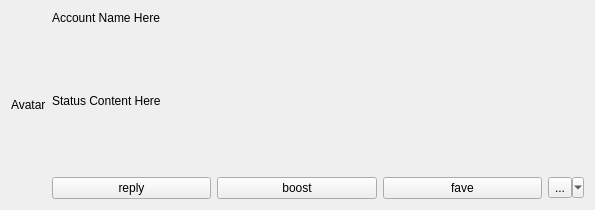
First picture: the form in ui/status.ui, repository compufox/et, before the edit.
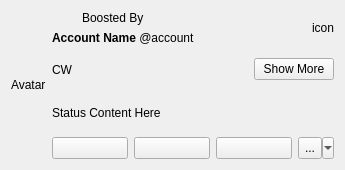
Second picture: the form after the edit.

```diff
--- a/ui/status.ui
+++ b/ui/status.ui
@@ -6,34 +6,147 @@
    <rect>
     <x>0</x>
     <y>0</y>
-    <width>595</width>
-    <height>210</height>
+    <width>345</width>
+    <height>170</height>
    </rect>
   </property>
+  <property name="sizePolicy">
+   <sizepolicy hsizetype="Expanding" vsizetype="MinimumExpanding">
+    <horstretch>0</horstretch>
+    <verstretch>0</verstretch>
+   </sizepolicy>
+  </property>
   <property name="windowTitle">
    <string>Form</string>
   </property>
-  <layout class="QHBoxLayout" name="horizontalLayout_2">
+  <layout class="QHBoxLayout" name="horizontalLayout_5">
    <item>
     <widget class="QLabel" name="lbl_avatar">
+     <property name="sizePolicy">
+      <sizepolicy hsizetype="Fixed" vsizetype="Fixed">
+       <horstretch>0</horstretch>
+       <verstretch>0</verstretch>
+      </sizepolicy>
+     </property>
      <property name="text">
       <string>Avatar</string>
      </property>
+     <property name="alignment">
+      <set>Qt::AlignLeading|Qt::AlignLeft|Qt::AlignTop</set>
+     </property>
     </widget>
    </item>
    <item>
-    <layout class="QVBoxLayout" name="verticalLayout">
+    <layout class="QVBoxLayout" name="verticalLayout_2">
      <item>
-      <widget class="QLabel" name="lbl_acct">
-       <property name="text">
-        <string>Account Name Here</string>
-       </property>
-      </widget>
+      <layout class="QHBoxLayout" name="horizontalLayout_4">
+       <item>
+        <layout class="QVBoxLayout" name="verticalLayout">
+         <item>
+          <layout class="QHBoxLayout" name="horizontalLayout_3">
+           <item>
+            <widget class="QLabel" name="lbl_boost_icon">
+             <property name="maximumSize">
+              <size>
+               <width>24</width>
+               <height>24</height>
+              </size>
+             </property>
+             <property name="text">
+              <string/>
+             </property>
+             <property name="scaledContents">
+              <bool>true</bool>
+             </property>
+            </widget>
+           </item>
+           <item>
+            <widget class="QLabel" name="lbl_boosted_by">
+             <property name="text">
+              <string>Boosted By</string>
+             </property>
+            </widget>
+           </item>
+          </layout>
+         </item>
+         <item>
+          <widget class="QLabel" name="lbl_account">
+           <property name="text">
+            <string>&lt;p&gt;&lt;strong&gt;Account Name&lt;/strong&gt; @account&lt;/p&gt;</string>
+           </property>
+          </widget>
+         </item>
+        </layout>
+       </item>
+       <item>
+        <spacer name="horizontalSpacer">
+         <property name="orientation">
+          <enum>Qt::Horizontal</enum>
+         </property>
+         <property name="sizeHint" stdset="0">
+          <size>
+           <width>40</width>
+           <height>20</height>
+          </size>
+         </property>
+        </spacer>
+       </item>
+       <item>
+        <widget class="QLabel" name="lbl_privacy">
+         <property name="text">
+          <string>icon</string>
+         </property>
+        </widget>
+       </item>
+      </layout>
+     </item>
+     <item>
+      <layout class="QHBoxLayout" name="horizontalLayout_2">
+       <item>
+        <widget class="QLabel" name="lbl_cw">
+         <property name="sizePolicy">
+          <sizepolicy hsizetype="Preferred" vsizetype="Expanding">
+           <horstretch>0</horstretch>
+           <verstretch>0</verstretch>
+          </sizepolicy>
+         </property>
+         <property name="text">
+          <string>CW</string>
+         </property>
+        </widget>
+       </item>
+       <item>
+        <spacer name="horizontalSpacer_2">
+         <property name="orientation">
+          <enum>Qt::Horizontal</enum>
+         </property>
+         <property name="sizeHint" stdset="0">
+          <size>
+           <width>40</width>
+           <height>20</height>
+          </size>
+         </property>
+        </spacer>
+       </item>
+       <item>
+        <widget class="QPushButton" name="btn_cw">
+         <property name="sizePolicy">
+          <sizepolicy hsizetype="Minimum" vsizetype="Fixed">
+           <horstretch>0</horstretch>
+           <verstretch>0</verstretch>
+          </sizepolicy>
+         </property>
+         <property name="text">
+          <string>Show More</string>
+         </property>
+        </widget>
+       </item>
+      </layout>
      </item>
      <item>
       <widget class="QLabel" name="lbl_content">
        <property name="sizePolicy">
-        <sizepolicy hsizetype="Expanding" vsizetype="Expanding">
+        <sizepolicy hsizetype="Preferred" vsizetype="Expanding">
          <horstretch>0</horstretch>
          <verstretch>0</verstretch>
         </sizepolicy>
@@ -48,29 +161,68 @@
      </item>
      <item>
       <layout class="QHBoxLayout" name="horizontalLayout">
+       <property name="sizeConstraint">
+        <enum>QLayout::SetMaximumSize</enum>
+       </property>
        <item>
         <widget class="QPushButton" name="btn_reply">
+         <property name="sizePolicy">
+          <sizepolicy hsizetype="Minimum" vsizetype="Minimum">
+           <horstretch>0</horstretch>
+           <verstretch>0</verstretch>
+          </sizepolicy>
+         </property>
+         <property name="toolTip">
+          <string>Reply</string>
+         </property>
          <property name="text">
-          <string>reply</string>
+          <string/>
          </property>
         </widget>
        </item>
        <item>
         <widget class="QPushButton" name="btn_boost">
+         <property name="sizePolicy">
+          <sizepolicy hsizetype="Minimum" vsizetype="Minimum">
+           <horstretch>0</horstretch>
+           <verstretch>0</verstretch>
+          </sizepolicy>
+         </property>
+         <property name="toolTip">
+          <string>Boost</string>
+         </property>
          <property name="text">
-          <string>boost</string>
+          <string/>
          </property>
         </widget>
        </item>
        <item>
         <widget class="QPushButton" name="btn_fave">
+         <property name="sizePolicy">
+          <sizepolicy hsizetype="Minimum" vsizetype="Minimum">
+           <horstretch>0</horstretch>
+           <verstretch>0</verstretch>
+          </sizepolicy>
+         </property>
+         <property name="toolTip">
+          <string>Favourite</string>
+         </property>
          <property name="text">
-          <string>fave</string>
+          <string/>
+         </property>
+         <property name="flat">
+          <bool>false</bool>
          </property>
         </widget>
        </item>
        <item>
         <widget class="QToolButton" name="btn_more">
+         <property name="sizePolicy">
+          <sizepolicy hsizetype="Fixed" vsizetype="Minimum">
+           <horstretch>0</horstretch>
+           <verstretch>0</verstretch>
+          </sizepolicy>
+         </property>
          <property name="text">
           <string>...</string>
          </property>
```
Left out of the diff: 19 changed lines with no effect on the pictures.
